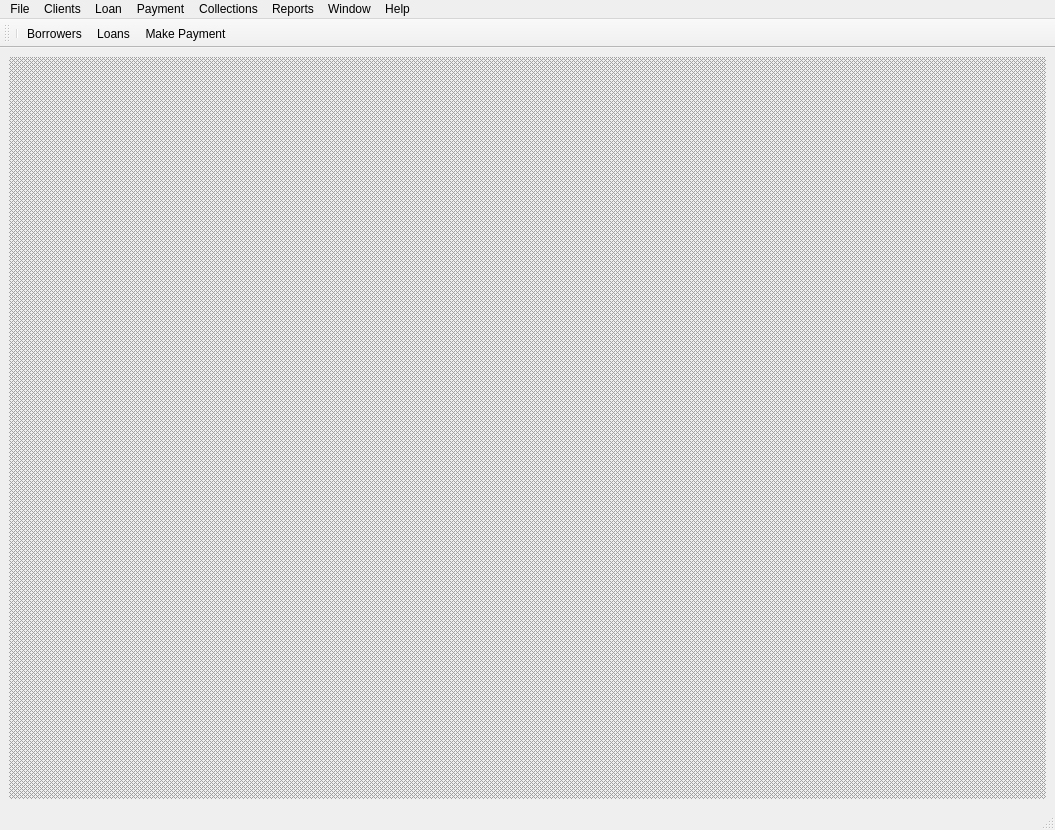
romwhyte/casheagle, file designer/mainwindow.ui: the form before one commit.
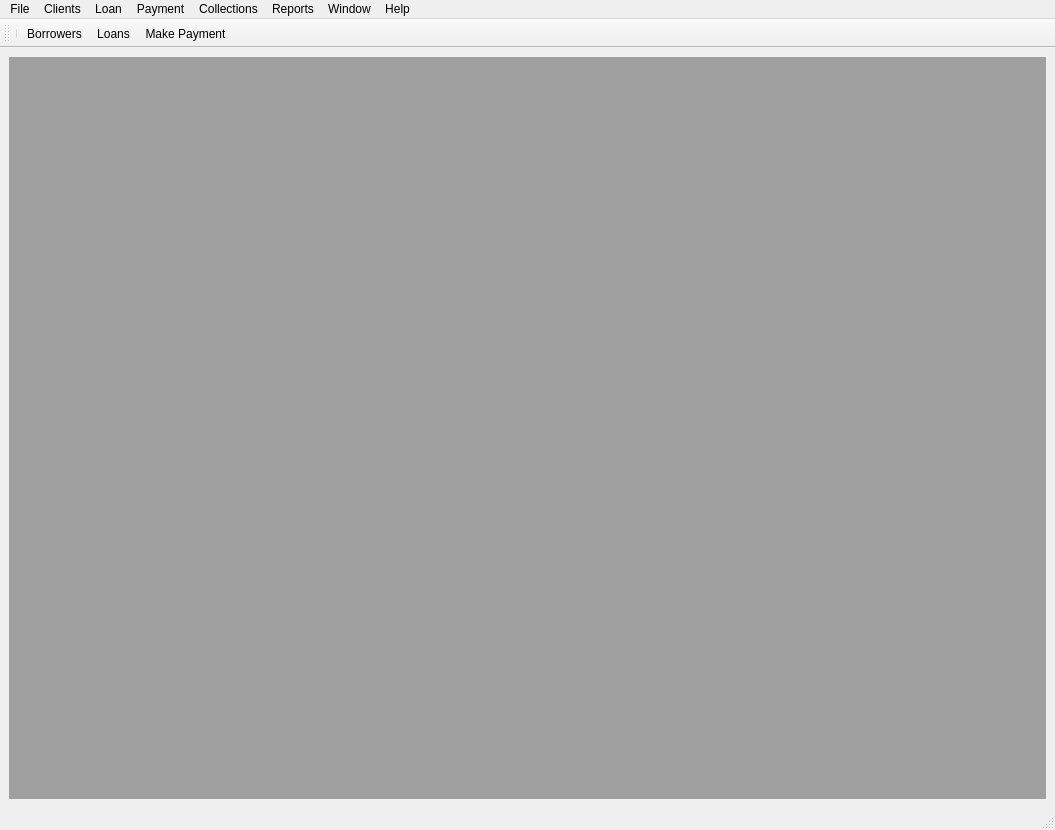
The form after the commit.

What changed in the file:
```diff
--- a/designer/mainwindow.ui
+++ b/designer/mainwindow.ui
@@ -28,17 +28,7 @@
    </property>
    <layout class="QGridLayout" name="gridLayout">
     <item row="0" column="0">
-     <widget class="QMdiArea" name="mdiArea">
-      <property name="background">
-       <brush brushstyle="Dense5Pattern">
-        <color alpha="255">
-         <red>160</red>
-         <green>160</green>
-         <blue>160</blue>
-        </color>
-       </brush>
-      </property>
-     </widget>
+     <widget class="QMdiArea" name="mdiArea"/>
     </item>
    </layout>
   </widget>
```
